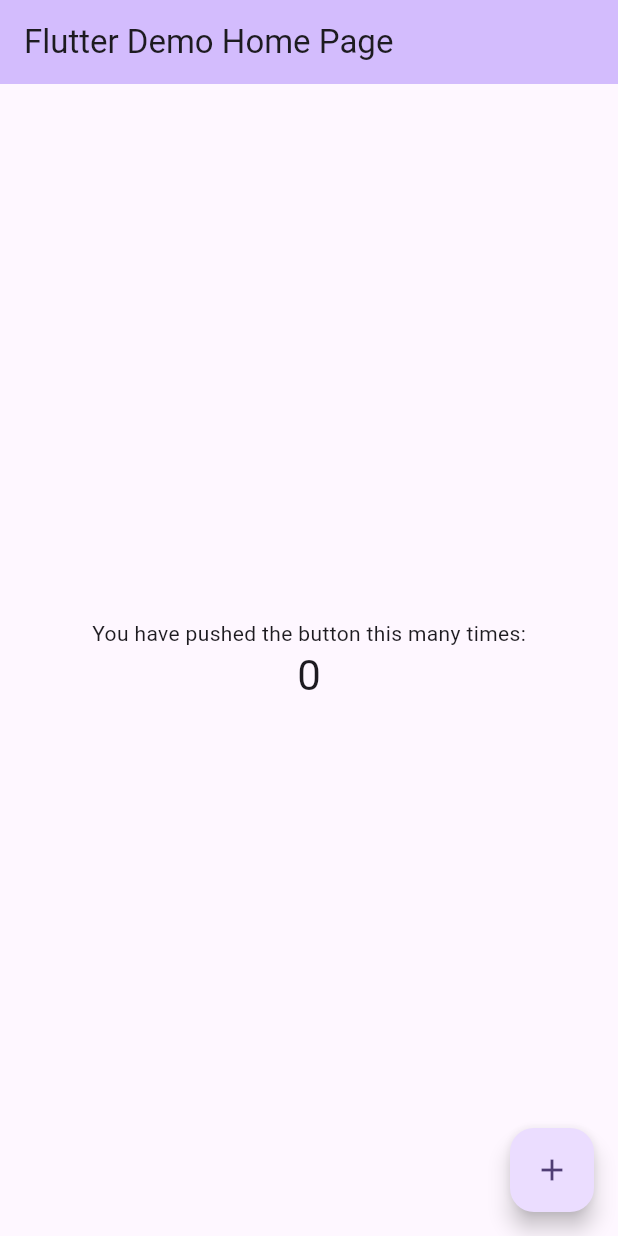
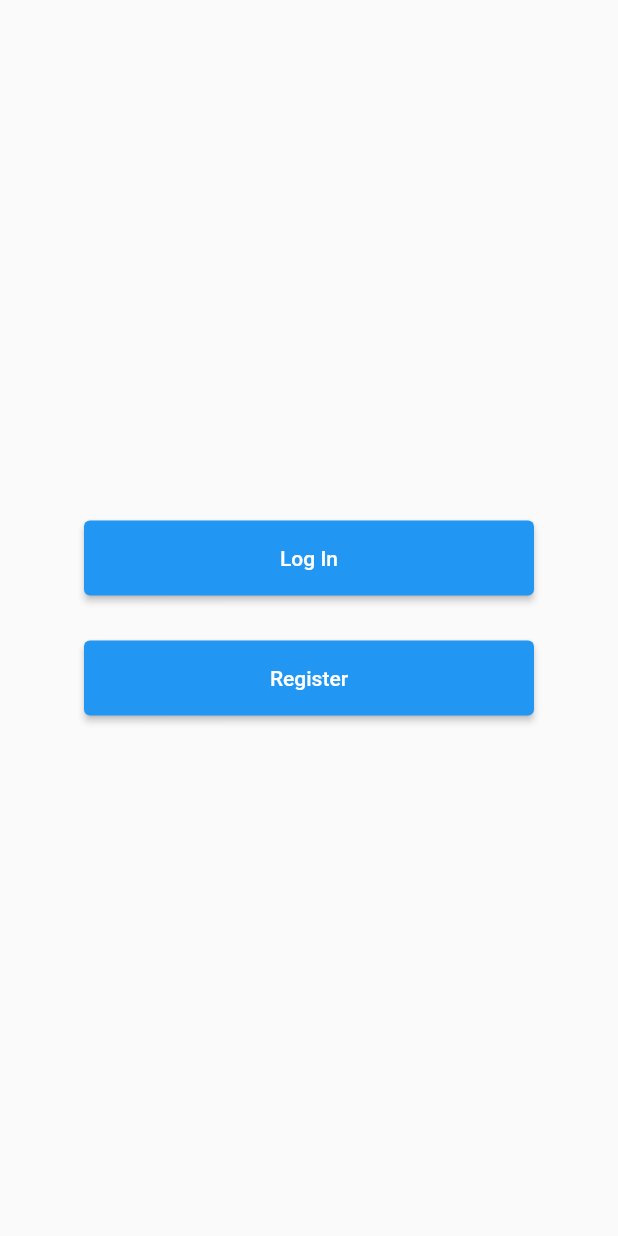
Before and after one commit to coffee3333/Neobis_Flutter_Auth, a Flutter app: the screen it shows after launch, on a phone screen of 412 x 824 dp. Run offline on Flutter 3.47's test engine with Material 2 defaults, Android fonts, the phone set to English and light mode, and no system bars; our stand-ins replace shared_preferences.

```diff
--- /dev/null
+++ b/lib/dependencies/application.dart
@@ -0,0 +1,20 @@
+import 'package:flutter/material.dart';
+import 'package:neobis_auth_project/presentation/login_page/login_view.dart';
+import 'package:neobis_auth_project/presentation/main_view.dart';
+import 'package:neobis_auth_project/presentation/register_page/register_view.dart';
+
+class Application extends StatelessWidget {
+  const Application({super.key});
+
+  @override
+  Widget build(BuildContext context) {
+    return MaterialApp(
+      routes: {
+        '/': (context) => const MainView(),
+        '/login': (context) => const LogInPage(),
+        '/register': (context) => const RegisterPage()
+      },
+      initialRoute: "/",
+    );
+  }
+}
--- a/lib/main.dart
+++ b/lib/main.dart
@@ -1,125 +1,6 @@
 import 'package:flutter/material.dart';
+import 'package:neobis_auth_project/dependencies/application.dart';
 
 void main() {
-  runApp(const MyApp());
+  runApp(const Application());
 }
-
-class MyApp extends StatelessWidget {
-  const MyApp({super.key});
-
-  // This widget is the root of your application.
-  @override
-  Widget build(BuildContext context) {
-    return MaterialApp(
-      title: 'Flutter Demo',
-      theme: ThemeData(
-        // This is the theme of your application.
-        //
-        // TRY THIS: Try running your application with "flutter run". You'll see
-        // the application has a blue toolbar. Then, without quitting the app,
-        // try changing the seedColor in the colorScheme below to Colors.green
-        // and then invoke "hot reload" (save your changes or press the "hot
-        // reload" button in a Flutter-supported IDE, or press "r" if you used
-        // the command line to start the app).
-        //
-        // Notice that the counter didn't reset back to zero; the application
-        // state is not lost during the reload. To reset the state, use hot
-        // restart instead.
-        //
-        // This works for code too, not just values: Most code changes can be
-        // tested with just a hot reload.
-        colorScheme: ColorScheme.fromSeed(seedColor: Colors.deepPurple),
-        useMaterial3: true,
-      ),
-      home: const MyHomePage(title: 'Flutter Demo Home Page'),
-    );
-  }
-}
-
-class MyHomePage extends StatefulWidget {
-  const MyHomePage({super.key, required this.title});
-
-  // This widget is the home page of your application. It is stateful, meaning
-  // that it has a State object (defined below) that contains fields that affect
-  // how it looks.
-
-  // This class is the configuration for the state. It holds the values (in this
-  // case the title) provided by the parent (in this case the App widget) and
-  // used by the build method of the State. Fields in a Widget subclass are
-  // always marked "final".
-
-  final String title;
-
-  @override
-  State<MyHomePage> createState() => _MyHomePageState();
-}
-
-class _MyHomePageState extends State<MyHomePage> {
-  int _counter = 0;
-
-  void _incrementCounter() {
-    setState(() {
-      // This call to setState tells the Flutter framework that something has
-      // changed in this State, which causes it to rerun the build method below
-      // so that the display can reflect the updated values. If we changed
-      // _counter without calling setState(), then the build method would not be
-      // called again, and so nothing would appear to happen.
-      _counter++;
-    });
-  }
-
-  @override
-  Widget build(BuildContext context) {
-    // This method is rerun every time setState is called, for instance as done
-    // by the _incrementCounter method above.
-    //
-    // The Flutter framework has been optimized to make rerunning build methods
-    // fast, so that you can just rebuild anything that needs updating rather
-    // than having to individually change instances of widgets.
-    return Scaffold(
-      appBar: AppBar(
-        // TRY THIS: Try changing the color here to a specific color (to
-        // Colors.amber, perhaps?) and trigger a hot reload to see the AppBar
-        // change color while the other colors stay the same.
-        backgroundColor: Theme.of(context).colorScheme.inversePrimary,
-        // Here we take the value from the MyHomePage object that was created by
-        // the App.build method, and use it to set our appbar title.
-        title: Text(widget.title),
-      ),
-      body: Center(
-        // Center is a layout widget. It takes a single child and positions it
-        // in the middle of the parent.
-        child: Column(
-          // Column is also a layout widget. It takes a list of children and
-          // arranges them vertically. By default, it sizes itself to fit its
-          // children horizontally, and tries to be as tall as its parent.
-          //
-          // Column has various properties to control how it sizes itself and
-          // how it positions its children. Here we use mainAxisAlignment to
-          // center the children vertically; the main axis here is the vertical
-          // axis because Columns are vertical (the cross axis would be
-          // horizontal).
-          //
-          // TRY THIS: Invoke "debug painting" (choose the "Toggle Debug Paint"
-          // action in the IDE, or press "p" in the console), to see the
-          // wireframe for each widget.
-          mainAxisAlignment: MainAxisAlignment.center,
-          children: <Widget>[
-            const Text(
-              'You have pushed the button this many times:',
-            ),
-            Text(
-              '$_counter',
-              style: Theme.of(context).textTheme.headlineMedium,
-            ),
-          ],
-        ),
-      ),
-      floatingActionButton: FloatingActionButton(
-        onPressed: _incrementCounter,
-        tooltip: 'Increment',
-        child: const Icon(Icons.add),
-      ), // This trailing comma makes auto-formatting nicer for build methods.
-    );
-  }
-}
--- /dev/null
+++ b/lib/presentation/main_view.dart
@@ -0,0 +1,46 @@
+import 'package:flutter/material.dart';
+import 'package:neobis_auth_project/styles_consts.dart';
+
+class MainView extends StatelessWidget {
+  const MainView({super.key});
+
+  @override
+  Widget build(BuildContext context) {
+    return WillPopScope(
+      onWillPop: () async {
+        return true;
+      },
+      child: Scaffold(
+        body: Container(
+          alignment: Alignment.center,
+          child: _getButtons(context),
+        ),
+      ),
+    );
+  }
+
+  Column _getButtons(BuildContext context) {
+    return Column(
+      mainAxisAlignment: MainAxisAlignment.center,
+      children: [
+        ElevatedButton(
+          onPressed: () {
+            Navigator.pushNamed(context, '/login');
+          },
+          child: const Text("Log In"),
+          style: StylesConsts().elevatedButtonStyle,
+        ),
+        const SizedBox(
+          height: 30,
+        ),
+        ElevatedButton(
+          onPressed: () {
+            Navigator.pushNamed(context, '/register');
+          },
+          child: const Text('Register'),
+          style: StylesConsts().elevatedButtonStyle,
+        ),
+      ],
+    );
+  }
+}
--- /dev/null
+++ b/lib/styles_consts.dart
@@ -0,0 +1,9 @@
+import 'package:flutter/material.dart';
+
+class StylesConsts {
+  final ButtonStyle elevatedButtonStyle =
+      ElevatedButton.styleFrom(minimumSize: const Size(300, 50));
+
+  // final ButtonStyle buttonStyleInfinity =
+  //     ElevatedButton.styleFrom(minimumSize: const Size(300, 50));
+}
--- a/pubspec.yaml
+++ b/pubspec.yaml
@@ -35,6 +35,7 @@ dependencies:
   # The following adds the Cupertino Icons font to your application.
   # Use with the CupertinoIcons class for iOS style icons.
   cupertino_icons: ^1.0.2
+  shared_preferences: ^2.2.2
 
 dev_dependencies:
   flutter_test:
```
Also changed, not shown: lib/presentation/loading_page/loading_view.dart (added, +14 -0 lines), lib/presentation/login_page/login_form_view.dart (added, +86 -0 lines), lib/presentation/login_page/login_view.dart (added, +13 -0 lines), lib/presentation/register_page/register_form_view.dart (added, +139 -0 lines), lib/presentation/register_page/register_view.dart (added, +13 -0 lines), pubspec.lock, 2 other files.
